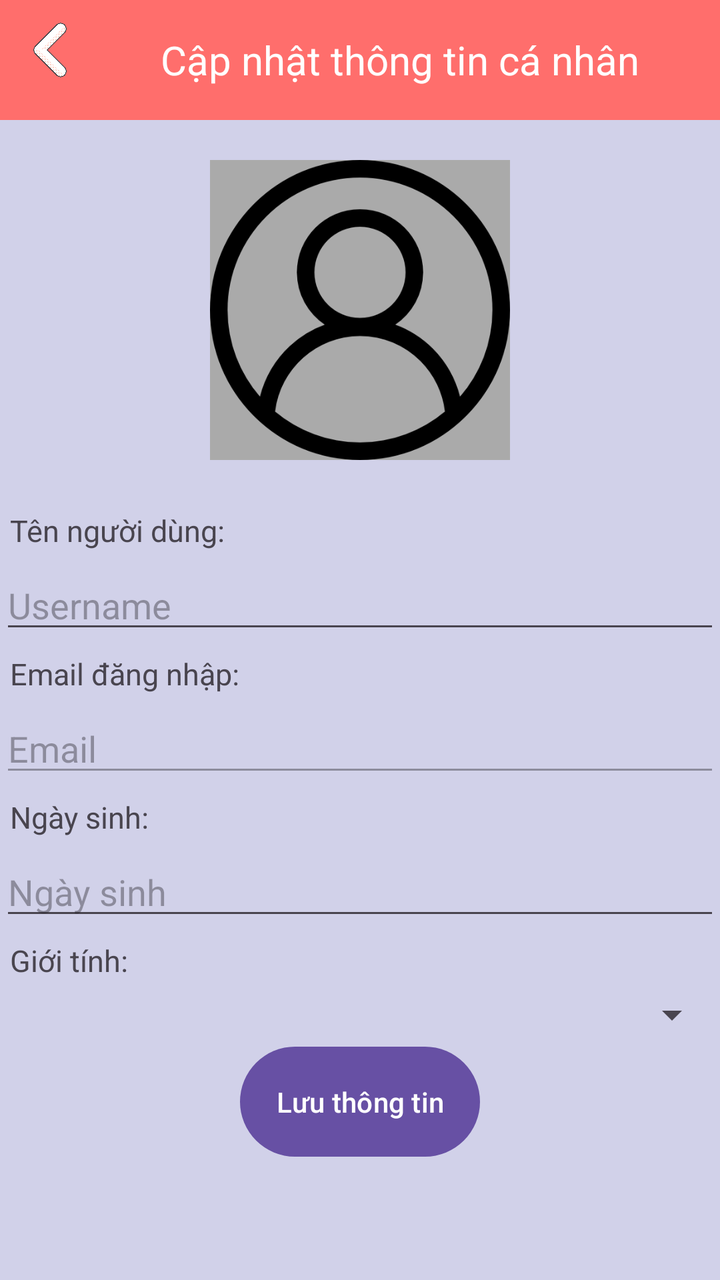
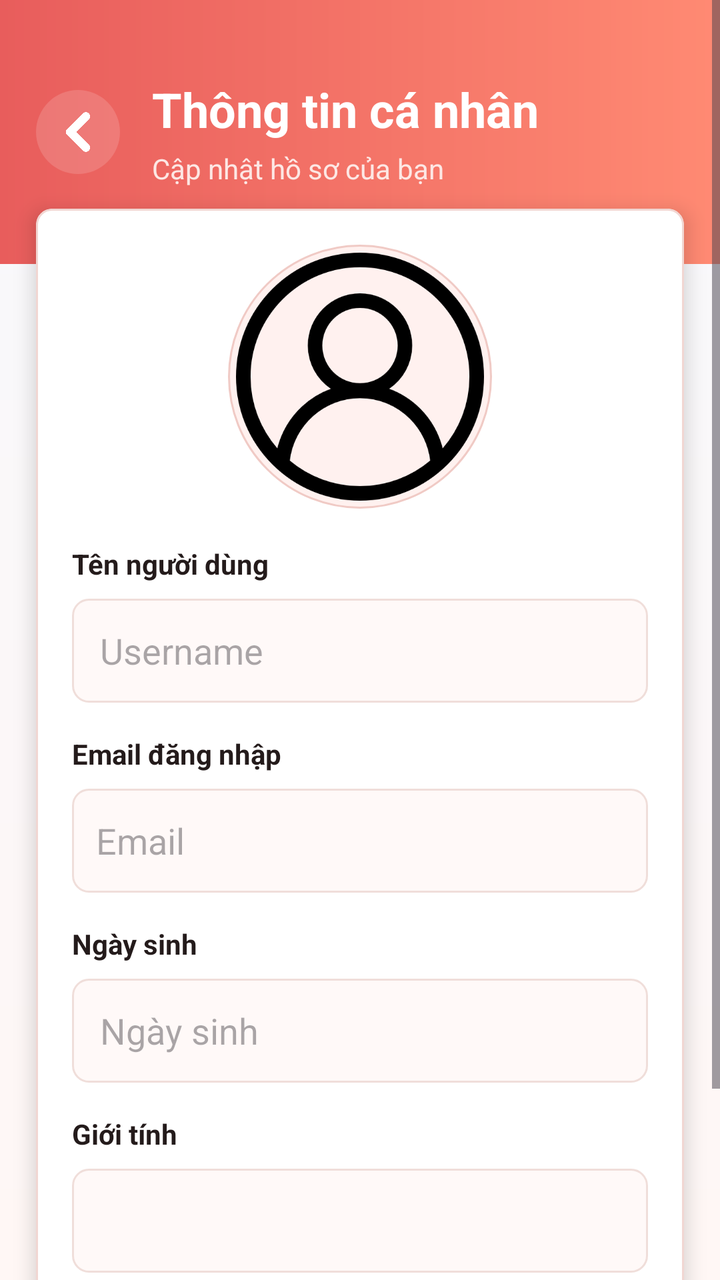

The first picture is an Android layout as it rendered before a commit; the second is the same layout after the commit. The layout source and the unified diff follow.
<!-- AndroidManifest.xml: application theme Theme.DanhGiaPhim -->
<!-- res/layout/activity_profile.xml -->
<?xml version="1.0" encoding="utf-8"?>
<ScrollView xmlns:android="http://schemas.android.com/apk/res/android"
    android:layout_width="match_parent"
    android:layout_height="match_parent"
    android:background="#d1d1e9"
    android:orientation="vertical">

    <LinearLayout
        android:orientation="vertical"
        android:layout_width="match_parent"
        android:layout_height="wrap_content">

        <LinearLayout
            android:layout_width="match_parent"
            android:layout_height="60dp"
            android:orientation="horizontal"
            android:background="#ff6e6c">

            <ImageView
                android:id="@+id/btnBackToUser"
                android:layout_width="30dp"
                android:layout_height="30dp"
                android:src="@drawable/ic_back"
                android:layout_gravity="center"
                android:layout_marginLeft="10dp"
                android:layout_marginBottom="5dp">
            </ImageView>
            <TextView
                android:layout_width="match_parent"
                android:layout_height="wrap_content"
                android:textSize="20dp"
                android:text="Cập nhật thông tin cá nhân"
                android:textColor="@color/white"
                android:layout_gravity="center"
                android:textAlignment="center">

            </TextView>

        </LinearLayout>
        <ImageView
            android:id="@+id/imgAvatar"
            android:layout_width="150dp"
            android:layout_height="150dp"
            android:layout_gravity="center"
            android:src="@drawable/ic_user"
            android:scaleType="centerCrop"
            android:background="@android:color/darker_gray"
            android:layout_margin="20dp" />

        <TextView
            android:layout_width="match_parent"
            android:layout_height="wrap_content"
            android:text="Tên người dùng:"
            android:layout_margin="5dp"
            android:textSize="15dp"
            >
        </TextView>
        <EditText
            android:id="@+id/edtUsername"
            android:layout_width="match_parent"
            android:layout_height="wrap_content"
            android:hint="Username" />

        <TextView
            android:layout_width="match_parent"
            android:layout_height="wrap_content"
            android:text="Email đăng nhập:"
            android:layout_margin="5dp"
            android:textSize="15dp"
            >
        </TextView>
        <EditText
            android:id="@+id/edtEmail"
            android:layout_width="match_parent"
            android:layout_height="wrap_content"
            android:hint="Email"
            android:inputType="textEmailAddress"
            android:enabled="false"/>

        <TextView
            android:layout_width="match_parent"
            android:layout_height="wrap_content"
            android:text="Ngày sinh:"
            android:layout_margin="5dp"
            android:textSize="15dp"
            >
        </TextView>
        <EditText
            android:id="@+id/edtDateOfBirth"
            android:layout_width="match_parent"
            android:layout_height="wrap_content"
            android:hint="Ngày sinh"
            android:focusable="false"
            android:clickable="true" />

        <TextView
            android:layout_width="match_parent"
            android:layout_height="wrap_content"
            android:text="Giới tính:"
            android:layout_margin="5dp"
            android:textSize="15dp"
            >

        </TextView>
        <Spinner
            android:id="@+id/spnGender"
            android:layout_width="match_parent"
            android:layout_height="wrap_content" />


        <Button
            android:id="@+id/btnSave"
            android:layout_width="wrap_content"
            android:layout_height="wrap_content"
            android:text="Lưu thông tin"
            android:padding="18dp"
            android:layout_gravity="center"/>
    </LinearLayout>

</ScrollView>
<!-- resources referenced by this layout -->
<resources>
  <color name="white">#FFFFFFFF</color>
  <!-- drawable ic_back: png bitmap (drawable, 13936 bytes) -->
  <!-- drawable ic_user: png bitmap (drawable, 24852 bytes) -->
  <style name="Theme.DanhGiaPhim" parent="Base.Theme.DanhGiaPhim" />
  <style name="Base.Theme.DanhGiaPhim" parent="Theme.Material3.DayNight.NoActionBar">
          
          
      </style>
</resources>

<!-- the commit's change to res/layout/activity_profile.xml (unified diff, before → after) -->
@@ -1,120 +1,110 @@
 <?xml version="1.0" encoding="utf-8"?>
 <ScrollView xmlns:android="http://schemas.android.com/apk/res/android"
+    xmlns:app="http://schemas.android.com/apk/res-auto"
     android:layout_width="match_parent"
     android:layout_height="match_parent"
-    android:background="#d1d1e9"
-    android:orientation="vertical">
+    android:background="@drawable/bg_actor_list_screen"
+    android:fillViewport="true">
 
     <LinearLayout
-        android:orientation="vertical"
         android:layout_width="match_parent"
-        android:layout_height="wrap_content">
+        android:layout_height="wrap_content"
+        android:orientation="vertical">
 
         <LinearLayout
             android:layout_width="match_parent"
-            android:layout_height="60dp"
+            android:layout_height="132dp"
+            android:background="@drawable/bg_actor_list_header"
+            android:gravity="center_vertical"
             android:orientation="horizontal"
-            android:background="#ff6e6c">
+            android:paddingStart="18dp"
+            android:paddingEnd="18dp">
 
             <ImageView
                 android:id="@+id/btnBackToUser"
-                android:layout_width="30dp"
-                android:layout_height="30dp"
+                android:layout_width="42dp"
+                android:layout_height="42dp"
+                android:background="@drawable/bg_actor_toolbar_button"
+                android:contentDescription="Quay lại"
+                android:padding="10dp"
                 android:src="@drawable/ic_back"
-                android:layout_gravity="center"
-                android:layout_marginLeft="10dp"
-                android:layout_marginBottom="5dp">
-            </ImageView>
-            <TextView
+                app:tint="@color/white" />
+
+            <LinearLayout
+                android:layout_width="0dp"
+                android:layout_height="wrap_content"
+                android:layout_marginStart="16dp"
+                android:layout_weight="1"
+                android:orientation="vertical">
+
+                <TextView
+                    android:layout_width="match_parent"
+                    android:layout_height="wrap_content"
+                    android:text="Thông tin cá nhân"
+                    android:textColor="@color/white"
+                    android:textSize="24sp"
+                    android:textStyle="bold" />
+
+                <TextView
+                    android:layout_width="match_parent"
+                    android:layout_height="wrap_content"
+                    android:layout_marginTop="4dp"
+                    android:text="Cập nhật hồ sơ của bạn"
+                    android:textColor="#FDE7E4"
+                    android:textSize="14sp" />
+            </LinearLayout>
+        </LinearLayout>
+
+        <com.google.android.material.card.MaterialCardView
+            android:layout_width="match_parent"
+            android:layout_height="wrap_content"
+            android:layout_marginStart="18dp"
+            android:layout_marginTop="-28dp"
+            android:layout_marginEnd="18dp"
+            android:layout_marginBottom="24dp"
+            app:cardBackgroundColor="@color/white"
+            app:cardCornerRadius="8dp"
+            app:cardElevation="6dp"
+            app:strokeColor="#F1D6D2"
+            app:strokeWidth="1dp">
+
+            <LinearLayout
                 android:layout_width="match_parent"
                 android:layout_height="wrap_content"
-                android:textSize="20dp"
-                android:text="Cập nhật thông tin cá nhân"
-                android:textColor="@color/white"
-                android:layout_gravity="center"
-                android:textAlignment="center">
+                android:orientation="vertical"
+                android:padding="18dp">
 
-            </TextView>
+                <ImageView
+                    android:id="@+id/imgAvatar"
+                    android:layout_width="132dp"
+                    android:layout_height="132dp"
+                    android:layout_gravity="center"
+                    android:background="@drawable/bg_actor_avatar"
+                    android:padding="4dp"
+                    android:scaleType="centerCrop"
+                    android:src="@drawable/ic_user" />
 
-        </LinearLayout>
-        <ImageView
-            android:id="@+id/imgAvatar"
-            android:layout_width="150dp"
-            android:layout_height="150dp"
-            android:layout_gravity="center"
-            android:src="@drawable/ic_user"
-            android:scaleType="centerCrop"
-            android:background="@android:color/darker_gray"
-            android:layout_margin="20dp" />
+                <TextView android:layout_width="match_parent" android:layout_height="wrap_content" android:layout_marginTop="18dp" android:text="Tên người dùng" android:textColor="@color/app_text" android:textStyle="bold" />
+                <EditText android:id="@+id/edtUsername" android:layout_width="match_parent" android:layout_height="52dp" android:layout_marginTop="8dp" android:background="@drawable/bg_actor_form_input" android:hint="Username" android:maxLines="1" android:paddingStart="14dp" android:paddingEnd="14dp" />
+                <TextView android:layout_width="match_parent" android:layout_height="wrap_content" android:layout_marginTop="16dp" android:text="Email đăng nhập" android:textColor="@color/app_text" android:textStyle="bold" />
+                <EditText android:id="@+id/edtEmail" android:layout_width="match_parent" android:layout_height="52dp" android:layout_marginTop="8dp" android:background="@drawable/bg_app_info_field" android:enabled="false" android:hint="Email" android:inputType="textEmailAddress" android:maxLines="1" />
+                <TextView android:layout_width="match_parent" android:layout_height="wrap_content" android:layout_marginTop="16dp" android:text="Ngày sinh" android:textColor="@color/app_text" android:textStyle="bold" />
+                <EditText android:id="@+id/edtDateOfBirth" android:layout_width="match_parent" android:layout_height="52dp" android:layout_marginTop="8dp" android:background="@drawable/bg_actor_form_input" android:clickable="true" android:focusable="false" android:hint="Ngày sinh" android:maxLines="1" android:paddingStart="14dp" android:paddingEnd="14dp" />
+                <TextView android:layout_width="match_parent" android:layout_height="wrap_content" android:layout_marginTop="16dp" android:text="Giới tính" android:textColor="@color/app_text" android:textStyle="bold" />
+                <Spinner android:id="@+id/spnGender" android:layout_width="match_parent" android:layout_height="52dp" android:layout_marginTop="8dp" android:background="@drawable/bg_actor_form_input" android:paddingStart="10dp" android:paddingEnd="10dp" />
 
-        <TextView
-            android:layout_width="match_parent"
-            android:layout_height="wrap_content"
-            android:text="Tên người dùng:"
-            android:layout_margin="5dp"
-            android:textSize="15dp"
-            >
-        </TextView>
-        <EditText
-            android:id="@+id/edtUsername"
-            android:layout_width="match_parent"
-            android:layout_height="wrap_content"
-            android:hint="Username" />
-
-        <TextView
-            android:layout_width="match_parent"
-            android:layout_height="wrap_content"
-            android:text="Email đăng nhập:"
-            android:layout_margin="5dp"
-            android:textSize="15dp"
-            >
-        </TextView>
-        <EditText
-            android:id="@+id/edtEmail"
-            android:layout_width="match_parent"
-            android:layout_height="wrap_content"
-            android:hint="Email"
-            android:inputType="textEmailAddress"
-            android:enabled="false"/>
-
-        <TextView
-            android:layout_width="match_parent"
-            android:layout_height="wrap_content"
-            android:text="Ngày sinh:"
-            android:layout_margin="5dp"
-            android:textSize="15dp"
-            >
-        </TextView>
-        <EditText
-            android:id="@+id/edtDateOfBirth"
-            android:layout_width="match_parent"
-            android:layout_height="wrap_content"
-            android:hint="Ngày sinh"
-            android:focusable="false"
-            android:clickable="true" />
-
-        <TextView
-            android:layout_width="match_parent"
-            android:layout_height="wrap_content"
-            android:text="Giới tính:"
-            android:layout_margin="5dp"
-            android:textSize="15dp"
-            >
-
-        </TextView>
-        <Spinner
-            android:id="@+id/spnGender"
-            android:layout_width="match_parent"
-            android:layout_height="wrap_content" />
-
-
-        <Button
-            android:id="@+id/btnSave"
-            android:layout_width="wrap_content"
-            android:layout_height="wrap_content"
-            android:text="Lưu thông tin"
-            android:padding="18dp"
-            android:layout_gravity="center"/>
+                <Button
+                    android:id="@+id/btnSave"
+                    android:layout_width="match_parent"
+                    android:layout_height="52dp"
+                    android:layout_marginTop="22dp"
+                    android:background="@drawable/bg_actor_primary_button"
+                    android:text="Lưu thông tin"
+                    android:textAllCaps="false"
+                    android:textColor="@color/white"
+                    android:textSize="16sp"
+                    android:textStyle="bold" />
+            </LinearLayout>
+        </com.google.android.material.card.MaterialCardView>
     </LinearLayout>
-
 </ScrollView>
<!-- resource entries referenced after the edit -->
@@ -1,6 +1,101 @@
 <!-- resources referenced by this layout -->
 <resources>
+  <color name="app_text">#241B1B</color>
   <color name="white">#FFFFFFFF</color>
+  <!-- drawable bg_actor_avatar (drawable) -->
+  <?xml version="1.0" encoding="utf-8"?>
+  <shape xmlns:android="http://schemas.android.com/apk/res/android"
+      android:shape="oval">
+      <solid android:color="#FFF1EF" />
+      <stroke
+          android:width="1dp"
+          android:color="#F0CAC5" />
+  </shape>
+  <!-- drawable bg_actor_form_input (drawable) -->
+  <?xml version="1.0" encoding="utf-8"?>
+  <selector xmlns:android="http://schemas.android.com/apk/res/android">
+      <item android:state_focused="true">
+          <shape android:shape="rectangle">
+              <solid android:color="#FFFFFF" />
+              <stroke
+                  android:width="2dp"
+                  android:color="#E85D5C" />
+              <corners android:radius="8dp" />
+          </shape>
+      </item>
+      <item>
+          <shape android:shape="rectangle">
+              <solid android:color="#FFF9F8" />
+              <stroke
+                  android:width="1dp"
+                  android:color="#F0DEDA" />
+              <corners android:radius="8dp" />
+          </shape>
+      </item>
+  </selector>
+  <!-- drawable bg_actor_list_header (drawable) -->
+  <?xml version="1.0" encoding="utf-8"?>
+  <shape xmlns:android="http://schemas.android.com/apk/res/android">
+      <gradient
+          android:angle="0"
+          android:endColor="#FF8A73"
+          android:startColor="#E85D5C" />
+  </shape>
+  <!-- drawable bg_actor_list_screen (drawable) -->
+  <?xml version="1.0" encoding="utf-8"?>
+  <shape xmlns:android="http://schemas.android.com/apk/res/android">
+      <gradient
+          android:angle="270"
+          android:endColor="#FFF7F5"
+          android:startColor="#F7F8FC" />
+  </shape>
+  <!-- drawable bg_actor_primary_button (drawable) -->
+  <?xml version="1.0" encoding="utf-8"?>
+  <selector xmlns:android="http://schemas.android.com/apk/res/android">
+      <item android:state_pressed="true">
+          <shape android:shape="rectangle">
+              <solid android:color="#D44E4D" />
+              <corners android:radius="8dp" />
+          </shape>
+      </item>
+      <item>
+          <shape android:shape="rectangle">
+              <gradient
+                  android:angle="0"
+                  android:endColor="#FF8A73"
+                  android:startColor="#E85D5C" />
+              <corners android:radius="8dp" />
+          </shape>
+      </item>
+  </selector>
+  <!-- drawable bg_actor_toolbar_button (drawable) -->
+  <?xml version="1.0" encoding="utf-8"?>
+  <selector xmlns:android="http://schemas.android.com/apk/res/android">
+      <item android:state_pressed="true">
+          <shape android:shape="oval">
+              <solid android:color="#40FFFFFF" />
+          </shape>
+      </item>
+      <item>
+          <shape android:shape="oval">
+              <solid android:color="#26FFFFFF" />
+          </shape>
+      </item>
+  </selector>
+  <!-- drawable bg_app_info_field (drawable) -->
+  <?xml version="1.0" encoding="utf-8"?>
+  <shape xmlns:android="http://schemas.android.com/apk/res/android">
+      <solid android:color="#FFF9F8" />
+      <stroke
+          android:width="1dp"
+          android:color="#F0DEDA" />
+      <corners android:radius="8dp" />
+      <padding
+          android:left="12dp"
+          android:top="10dp"
+          android:right="12dp"
+          android:bottom="10dp" />
+  </shape>
   <!-- drawable ic_back: png bitmap (drawable, 13936 bytes) -->
   <!-- drawable ic_user: png bitmap (drawable, 24852 bytes) -->
   <style name="Theme.DanhGiaPhim" parent="Base.Theme.DanhGiaPhim" />
